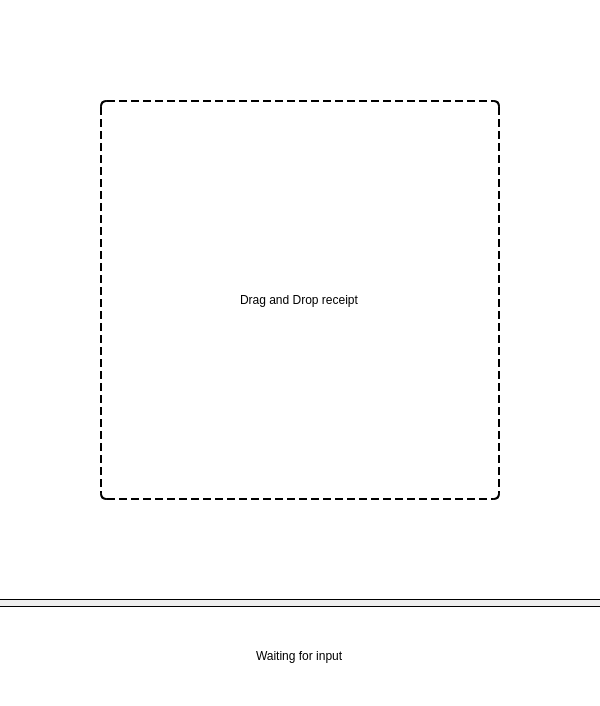
Qt form mainwindow.ui (Laged/CookieWay) before a commit.
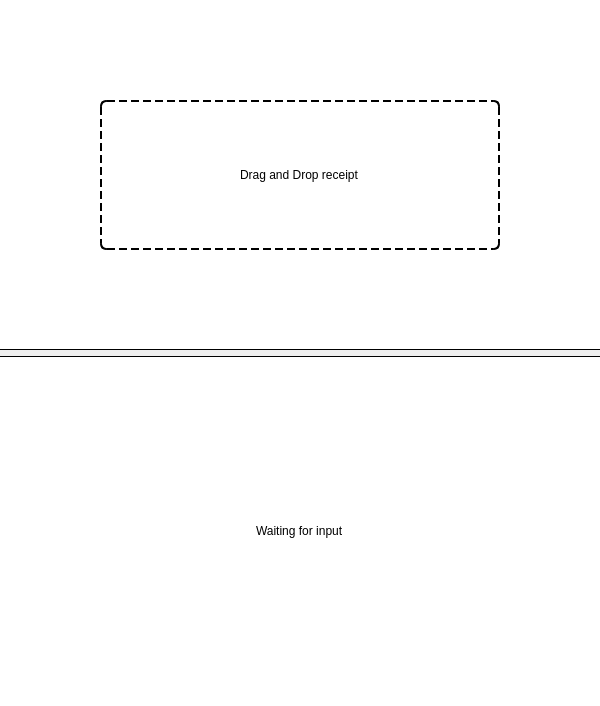
The same form after that commit.

Diff of the .ui file:
```diff
--- a/mainwindow.ui
+++ b/mainwindow.ui
@@ -32,13 +32,13 @@
       <property name="sizePolicy">
        <sizepolicy hsizetype="Preferred" vsizetype="Preferred">
         <horstretch>0</horstretch>
-        <verstretch>3</verstretch>
+        <verstretch>1</verstretch>
        </sizepolicy>
       </property>
       <property name="minimumSize">
        <size>
         <width>600</width>
-        <height>600</height>
+        <height>0</height>
        </size>
       </property>
       <property name="styleSheet">
@@ -92,13 +92,13 @@
       <property name="minimumSize">
        <size>
         <width>0</width>
-        <height>100</height>
+        <height>0</height>
        </size>
       </property>
       <property name="maximumSize">
        <size>
         <width>16777215</width>
-        <height>100</height>
+        <height>16777215</height>
        </size>
       </property>
       <property name="styleSheet">
```
